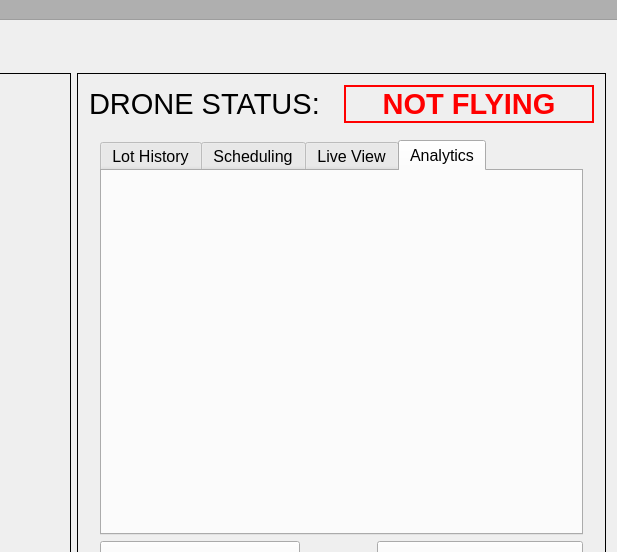
Nomen-Naught/DronePark1, file DronePark1/DronePark1/dronepark1.ui: the form before one commit; both pictures show x 470 to 1087 and y 0 to 552 of the 1087 by 700 pixel window.
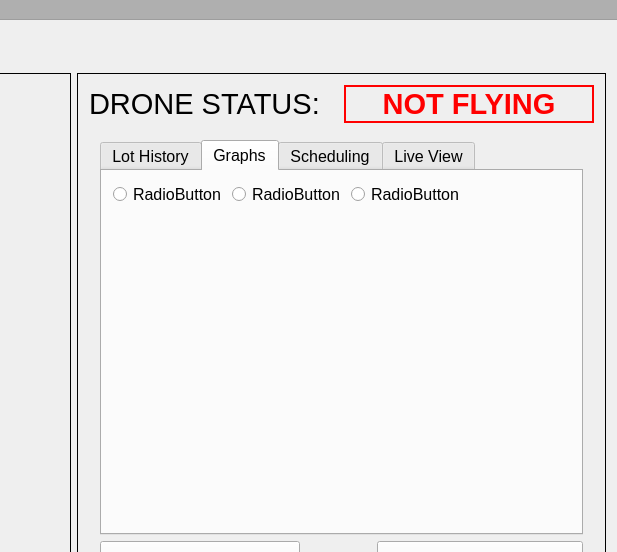
The form after the commit. The open tabs and pages were chosen to show the change. Icons and pictures are not drawn. Custom widgets are drawn as their Qt base class.

Commit message: Graph UI stuff, also generates dummy data for history table

```diff
--- a/DronePark1/DronePark1/dronepark1.ui
+++ b/DronePark1/DronePark1/dronepark1.ui
@@ -658,6 +658,54 @@
                   </item>
                  </layout>
                 </widget>
+                <widget class="QWidget" name="analyticsTab">
+                 <attribute name="title">
+                  <string>Graphs</string>
+                 </attribute>
+                 <layout class="QVBoxLayout" name="verticalLayout_7">
+                  <item>
+                   <layout class="QHBoxLayout" name="horizontalLayout_3">
+                    <item>
+                     <widget class="QRadioButton" name="radioButton_2">
+                      <property name="text">
+                       <string>RadioButton</string>
+                      </property>
+                     </widget>
+                    </item>
+                    <item>
+                     <widget class="QRadioButton" name="radioButton_3">
+                      <property name="text">
+                       <string>RadioButton</string>
+                      </property>
+                     </widget>
+                    </item>
+                    <item>
+                     <widget class="QRadioButton" name="radioButton">
+                      <property name="text">
+                       <string>RadioButton</string>
+                      </property>
+                     </widget>
+                    </item>
+                    <item>
+                     <spacer name="horizontalSpacer_4">
+                      <property name="orientation">
+                       <enum>Qt::Horizontal</enum>
+                      </property>
+                      <property name="sizeHint" stdset="0">
+                       <size>
+                        <width>40</width>
+                        <height>20</height>
+                       </size>
+                      </property>
+                     </spacer>
+                    </item>
+                   </layout>
+                  </item>
+                  <item>
+                   <widget class="QCustomPlot" name="customPlot" native="true"/>
+                  </item>
+                 </layout>
+                </widget>
                 <widget class="QWidget" name="schedulingTab">
                  <attribute name="title">
                   <string>Scheduling</string>
@@ -797,21 +845,6 @@
                   </item>
                  </layout>
                 </widget>
-                <widget class="QWidget" name="analyticsTab">
-                 <attribute name="title">
-                  <string>Analytics</string>
-                 </attribute>
-                 <widget class="QCustomPlot" name="customPlot" native="true">
-                  <property name="geometry">
-                   <rect>
-                    <x>40</x>
-                    <y>110</y>
-                    <width>401</width>
-                    <height>211</height>
-                   </rect>
-                  </property>
-                 </widget>
-                </widget>
                </widget>
               </item>
               <item>
```
Left out of the diff: 2 changed lines with no effect on the pictures. The commit also changes 1 other file.
